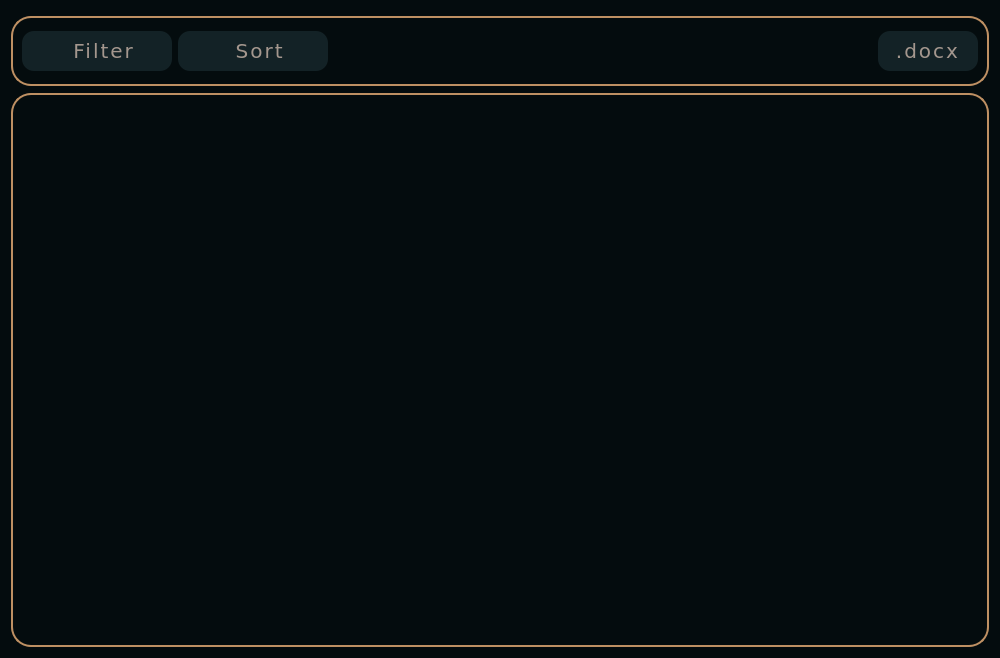
First picture: the form in source/ui/ui_paymentdata.ui, repository xtern0o/MoneyViewer, before the edit.
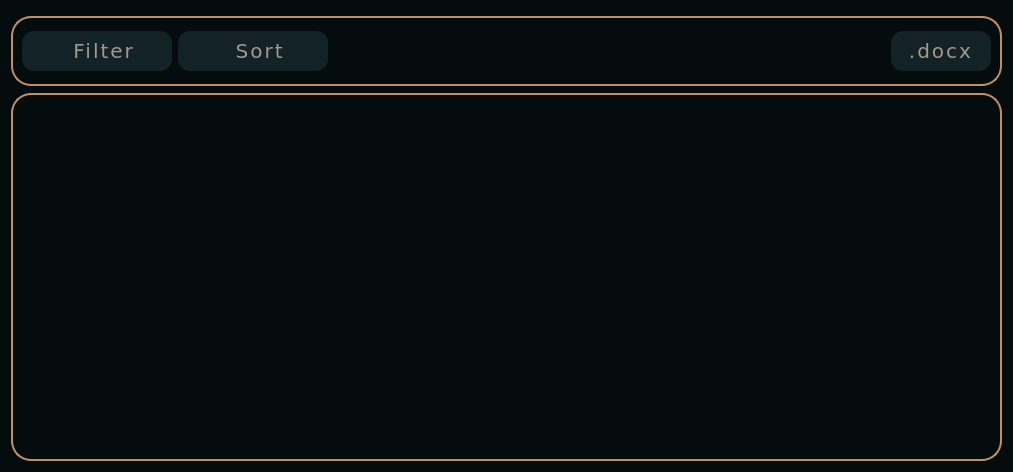
Second picture: the form after the edit. Icons and pictures are not drawn.

```diff
--- a/source/ui/ui_paymentdata.ui
+++ b/source/ui/ui_paymentdata.ui
@@ -6,16 +6,10 @@
    <rect>
     <x>0</x>
     <y>0</y>
-    <width>1000</width>
-    <height>658</height>
+    <width>1013</width>
+    <height>472</height>
    </rect>
   </property>
-  <property name="minimumSize">
-   <size>
-    <width>1000</width>
-    <height>300</height>
-   </size>
-  </property>
   <property name="windowTitle">
    <string>Form</string>
   </property>
@@ -173,8 +167,8 @@
           <rect>
            <x>0</x>
            <y>0</y>
-           <width>952</width>
-           <height>528</height>
+           <width>965</width>
+           <height>342</height>
           </rect>
          </property>
          <layout class="QGridLayout" name="gridLayout_2">
```
